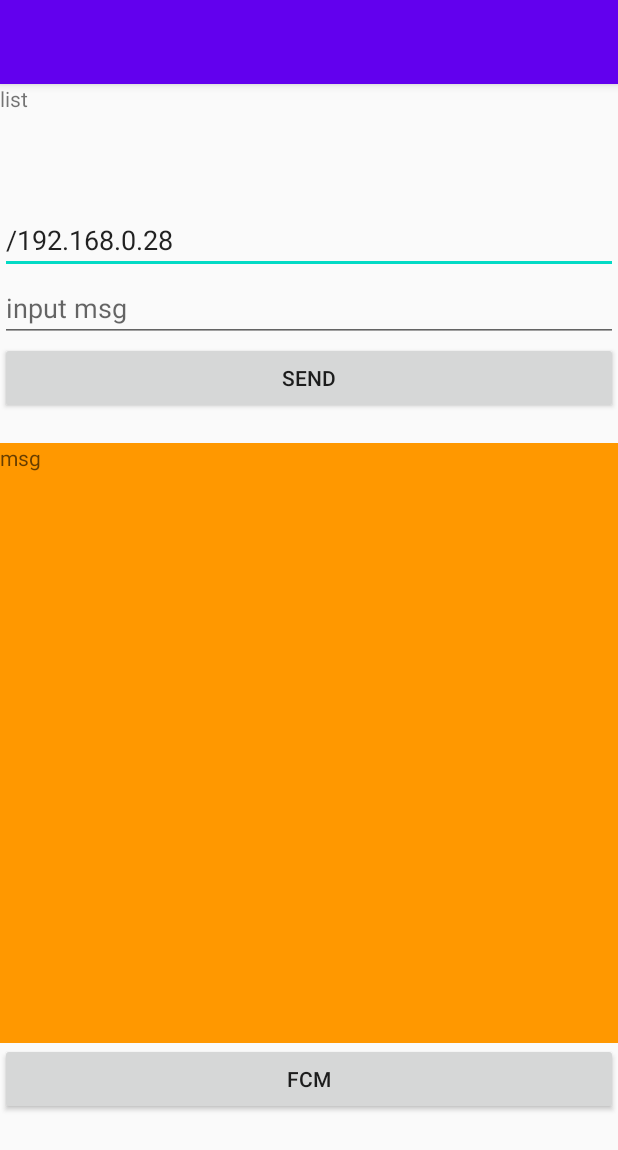
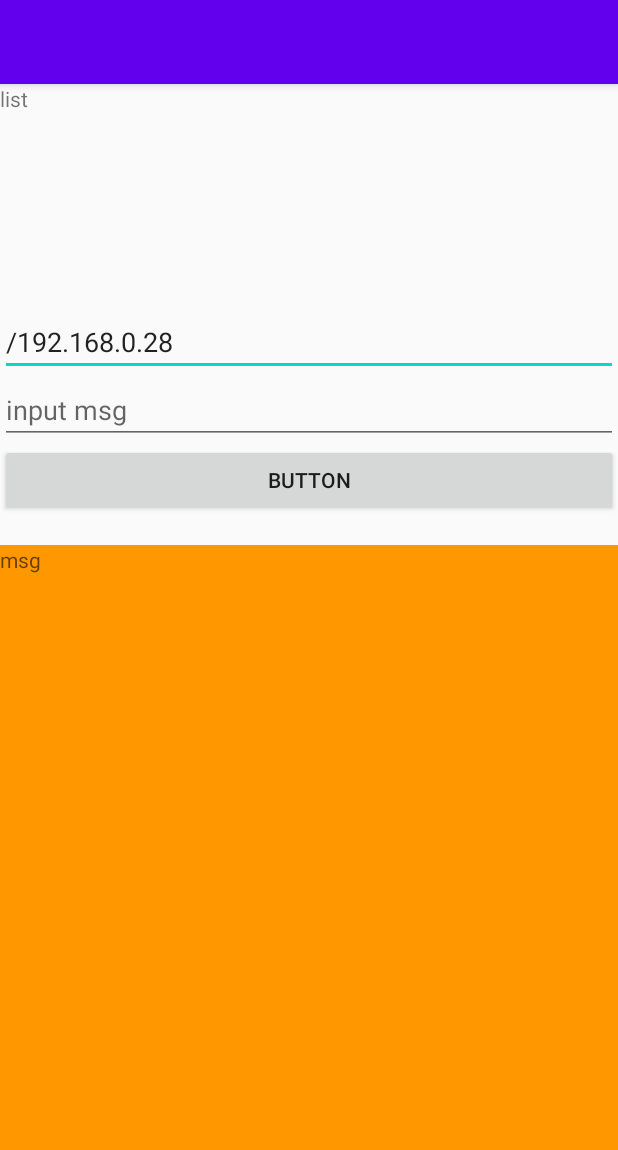
Before and after one commit to HyunDevv/NetworkSemiProject, an Android app: the screen it shows after launch (MainActivity), on a phone screen of 412 x 824 dp. Shown: the top 1150 px of the screen. Run offline under Robolectric (Android 15) with nearby library versions, the phone set to English and light mode, and no system bars.

Commit message:
Create customerMobile Project

```diff
--- a/CustomerMobile/customermobile/app/src/main/java/com/example/tcpip/MainActivity.java
+++ b/CustomerMobile/customermobile/app/src/main/java/com/example/tcpip/MainActivity.java
@@ -61,8 +61,8 @@ public class MainActivity extends AppCompatActivity {
         et_ip = findViewById(R.id.et_ip);
         et_msg = findViewById(R.id.et_msg);
         port = 5558;
-        address = "192.168.0.19";
-        id="KiHoon";
+        address = "192.168.0.37";
+        id="[JaeHyun]";
 
         new Thread(con).start();
 
@@ -103,7 +103,7 @@ public class MainActivity extends AppCompatActivity {
 
     // 웹서버에서 센서값을 받아오자!
     public void getSensor(){
-        String url = "http://192.168.0.19/tcpip/car.jsp";
+        String url = "http://192.168.0.28/tcpip1/car.jsp";
         //url += "?id="+id+"&pwd="+pwd;
         //String result = HttpConnect.getString(url); <- 서브스레드 안에서 해야한다!!
         httpAsync = new HttpAsync();
--- a/CustomerMobile/customermobile/app/src/main/res/layout/activity_main.xml
+++ b/CustomerMobile/customermobile/app/src/main/res/layout/activity_main.xml
@@ -10,7 +10,7 @@
     <TextView
         android:id="@+id/tx_list"
         android:layout_width="match_parent"
-        android:layout_height="81dp"
+        android:layout_height="149dp"
         android:text="list" />
 
     <EditText
@@ -31,11 +31,11 @@
         android:inputType="textPersonName" />
 
     <Button
-        android:id="@+id/bt_send"
+        android:id="@+id/button"
         android:layout_width="match_parent"
         android:layout_height="wrap_content"
         android:onClick="clickBt"
-        android:text="send" />
+        android:text="Button" />
 
     <TextView
         android:id="@+id/tx_sen"
@@ -46,14 +46,8 @@
     <TextView
         android:id="@+id/tx_msg"
         android:layout_width="match_parent"
-        android:layout_height="400dp"
+        android:layout_height="match_parent"
         android:background="#FF9800"
         android:hint="msg" />
 
-    <Button
-        android:id="@+id/bt_fcm"
-        android:layout_width="match_parent"
-        android:layout_height="wrap_content"
-        android:text="fcm" />
-
 </LinearLayout>
```
